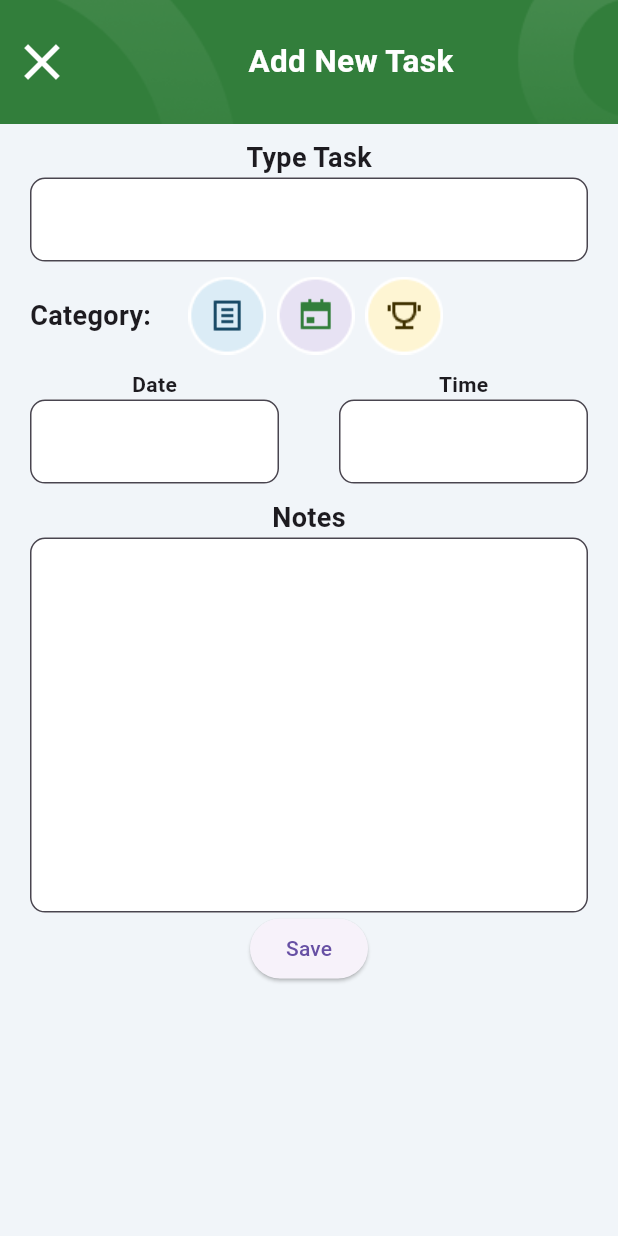
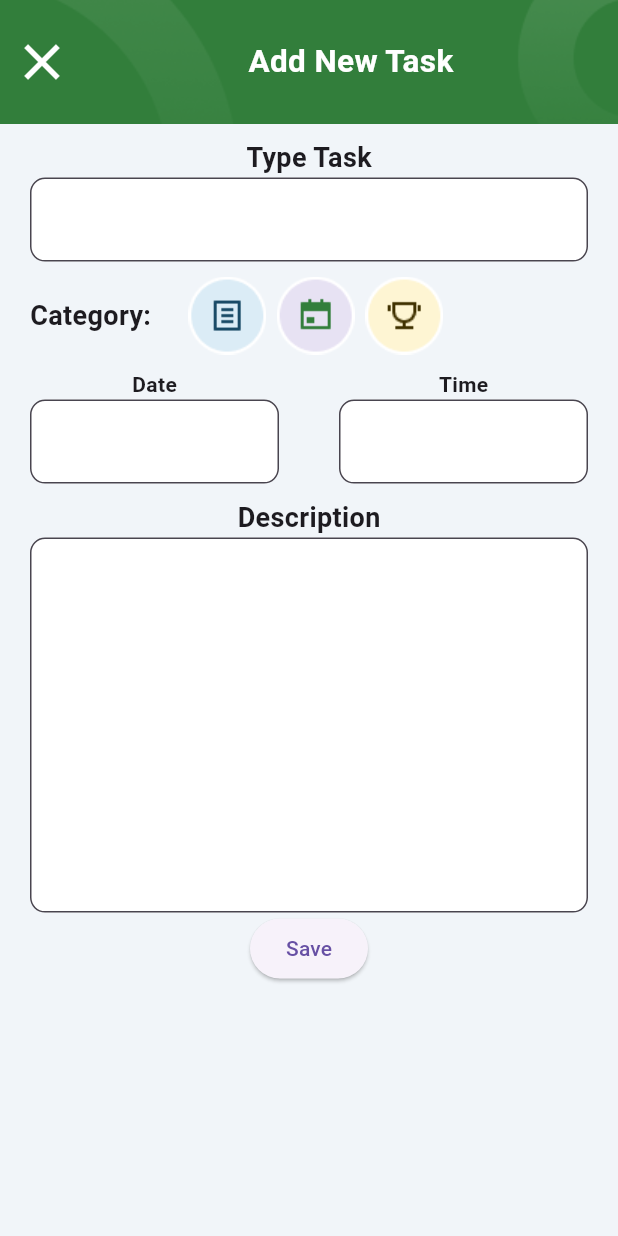
Before and after one commit to Limtotage/flutter_todo_app, a Flutter app: the screen it shows after launch, after a tap on "Add New Task", on a phone screen of 412 x 824 dp. Run offline on Flutter 3.47's test engine with Material 3 defaults, Android fonts, the phone set to English and light mode, and no system bars; our stand-ins replace firebase_auth, firebase_core, hexcolor; accounts and stored records are empty; network calls fail.

```diff
--- a/lib/customItems/gesture_icon_items.dart
+++ b/lib/customItems/gesture_icon_items.dart
@@ -1,13 +1,24 @@
 import 'package:flutter/material.dart';
+import 'package:flutter_todo_app/constants/task_type.dart';
 
 class GestureIconsItem extends StatefulWidget {
-  const GestureIconsItem({super.key, required this.path});
+  const GestureIconsItem(
+      {super.key,
+      required this.path,
+      required this.taskType,
+      required this.onIconSelected});
+  final Function(TaskType) onIconSelected;
   final String path;
+  final TaskType taskType;
   @override
   State<GestureIconsItem> createState() => _GestureIconsItemState();
 }
 
 class _GestureIconsItemState extends State<GestureIconsItem> {
+  TaskType retype(TaskType res) {
+    return res;
+  }
+
   @override
   Widget build(BuildContext context) {
     return GestureDetector(
@@ -15,6 +26,7 @@ class _GestureIconsItemState extends State<GestureIconsItem> {
         ScaffoldMessenger.of(context).showSnackBar(SnackBar(
             duration: Duration(milliseconds: 300),
             content: Text("Task Selected.")));
+        widget.onIconSelected(widget.taskType);
       },
       child: Image.asset(widget.path),
     );
--- a/lib/customItems/time_date_input_items.dart
+++ b/lib/customItems/time_date_input_items.dart
@@ -1,8 +1,10 @@
 import 'package:flutter/material.dart';
 
 class CustomDateTime extends StatefulWidget {
-  const CustomDateTime({super.key, required this.title});
+  const CustomDateTime(
+      {super.key, required this.title, required this.controller});
   final String title;
+  final TextEditingController controller;
   @override
   State<CustomDateTime> createState() => _CustomDateTimeState();
 }
@@ -17,6 +19,7 @@ class _CustomDateTimeState extends State<CustomDateTime> {
           Padding(
             padding: const EdgeInsets.symmetric(horizontal: 20),
             child: TextField(
+              controller: widget.controller,
               decoration: InputDecoration(
                   filled: true,
                   fillColor: Colors.white,
--- a/lib/customItems/todo_item.dart
+++ b/lib/customItems/todo_item.dart
@@ -41,6 +41,7 @@ class _TodoitemState extends State<Todoitem> {
                   Text(
                     widget.task.description,
                     style: TextStyle(
+                        color: Color.fromARGB(255, 81, 81, 81),
                         fontWeight: FontWeight.bold,
                         fontSize: 15,
                         decoration: widget.task.isCompleted
--- a/lib/screens/add_new_task.dart
+++ b/lib/screens/add_new_task.dart
@@ -1,12 +1,32 @@
 import 'package:flutter/material.dart';
 import 'package:flutter_todo_app/constants/color.dart';
+import 'package:flutter_todo_app/constants/task_type.dart';
 import 'package:flutter_todo_app/customItems/gesture_icon_items.dart';
 import 'package:flutter_todo_app/customItems/add_new_task_header.dart';
 import 'package:flutter_todo_app/customItems/time_date_input_items.dart';
+import 'package:flutter_todo_app/model/task.dart';
 import 'package:hexcolor/hexcolor.dart';
 
-class AddNewTaskScreen extends StatelessWidget {
-  const AddNewTaskScreen({super.key});
+class AddNewTaskScreen extends StatefulWidget {
+  const AddNewTaskScreen({super.key, required this.addNewTask});
+  final void Function(Task newTask) addNewTask;
+
+  @override
+  State<AddNewTaskScreen> createState() => _AddNewTaskScreenState();
+}
+
+class _AddNewTaskScreenState extends State<AddNewTaskScreen> {
+  TextEditingController titleController = TextEditingController();
+  TextEditingController descriptionController = TextEditingController();
+  TextEditingController dateController = TextEditingController();
+  TextEditingController timeController = TextEditingController();
+
+  TaskType taskType = TaskType.note;
+  void selectedIcon(TaskType slctd) {
+    setState(() {
+      taskType = slctd;
+    });
+  }
 
   @override
   Widget build(BuildContext context) {
@@ -27,6 +47,7 @@ class AddNewTaskScreen extends StatelessWidget {
               Padding(
                 padding: const EdgeInsets.fromLTRB(20, 0, 20, 10),
                 child: TextField(
+                  controller: titleController,
                   decoration: InputDecoration(
                       filled: true,
                       fillColor: Colors.white,
@@ -50,10 +71,21 @@ class AddNewTaskScreen extends StatelessWidget {
                         spacing: 7,
                         mainAxisAlignment: MainAxisAlignment.spaceEvenly,
                         children: [
-                          GestureIconsItem(path: "lib/assets/images/Task.png"),
                           GestureIconsItem(
-                              path: "lib/assets/images/Calendar.png"),
-                          GestureIconsItem(path: "lib/assets/images/Goal.png")
+                            path: "lib/assets/images/Task.png",
+                            taskType: TaskType.note,
+                            onIconSelected: selectedIcon,
+                          ),
+                          GestureIconsItem(
+                            path: "lib/assets/images/Calendar.png",
+                            taskType: TaskType.calendar,
+                            onIconSelected: selectedIcon,
+                          ),
+                          GestureIconsItem(
+                            path: "lib/assets/images/Goal.png",
+                            taskType: TaskType.goal,
+                            onIconSelected: selectedIcon,
+                          )
                         ],
                       ),
                     ),
@@ -64,15 +96,21 @@ class AddNewTaskScreen extends StatelessWidget {
                 padding: const EdgeInsets.only(top: 10.0),
                 child: Row(
                   children: [
-                    CustomDateTime(title: "Date"),
-                    CustomDateTime(title: "Time"),
+                    CustomDateTime(
+                      title: "Date",
+                      controller: dateController,
+                    ),
+                    CustomDateTime(
+                      title: "Time",
+                      controller: timeController,
+                    ),
                   ],
                 ),
               ),
               Padding(
                 padding: const EdgeInsets.only(top: 10),
                 child: Text(
-                  "Notes",
+                  "Description",
                   style: TextStyle(fontSize: 18, fontWeight: FontWeight.bold),
                 ),
               ),
@@ -81,6 +119,7 @@ class AddNewTaskScreen extends StatelessWidget {
                   child: Padding(
                     padding: const EdgeInsets.symmetric(horizontal: 20),
                     child: TextField(
+                      controller: descriptionController,
                       expands: true,
                       maxLines: null,
                       decoration: InputDecoration(
@@ -92,7 +131,17 @@ class AddNewTaskScreen extends StatelessWidget {
                               borderRadius: BorderRadius.circular(10))),
                     ),
                   )),
-              ElevatedButton(onPressed: () {}, child: Text("Save"))
+              ElevatedButton(
+                  onPressed: () {
+                    Task newTask = Task(
+                        type: taskType,
+                        title: titleController.text,
+                        description: descriptionController.text,
+                        isCompleted: false);
+                    widget.addNewTask(newTask);
+                    Navigator.pop(context);
+                  },
+                  child: Text("Save"))
             ],
           ),
         ),
--- a/lib/screens/home.dart
+++ b/lib/screens/home.dart
@@ -44,6 +44,12 @@ class _HomeScreenState extends State<HomeScreen> {
         description: "Attend to party",
         isCompleted: false),
   ];
+  void addNewTask(Task newTask) {
+    setState(() {
+      todo.add(newTask);
+    });
+  }
+
   @override
   Widget build(BuildContext context) {
     return MaterialApp(
@@ -98,7 +104,9 @@ class _HomeScreenState extends State<HomeScreen> {
               ElevatedButton(
                   onPressed: () {
                     Navigator.of(context).push(MaterialPageRoute(
-                      builder: (context) => AddNewTaskScreen(),
+                      builder: (context) => AddNewTaskScreen(
+                        addNewTask: (newTask) => addNewTask(newTask),
+                      ),
                     ));
                   },
                   child: Text("Add New Task")),
```
Also changed, not shown: 4 other files.
